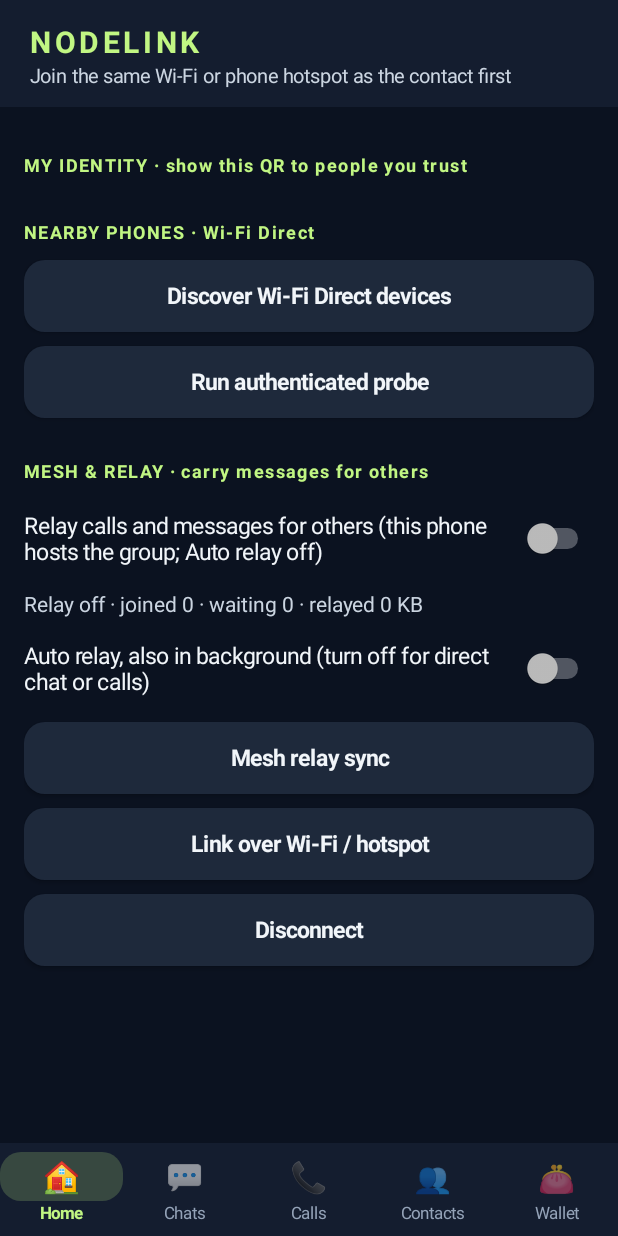
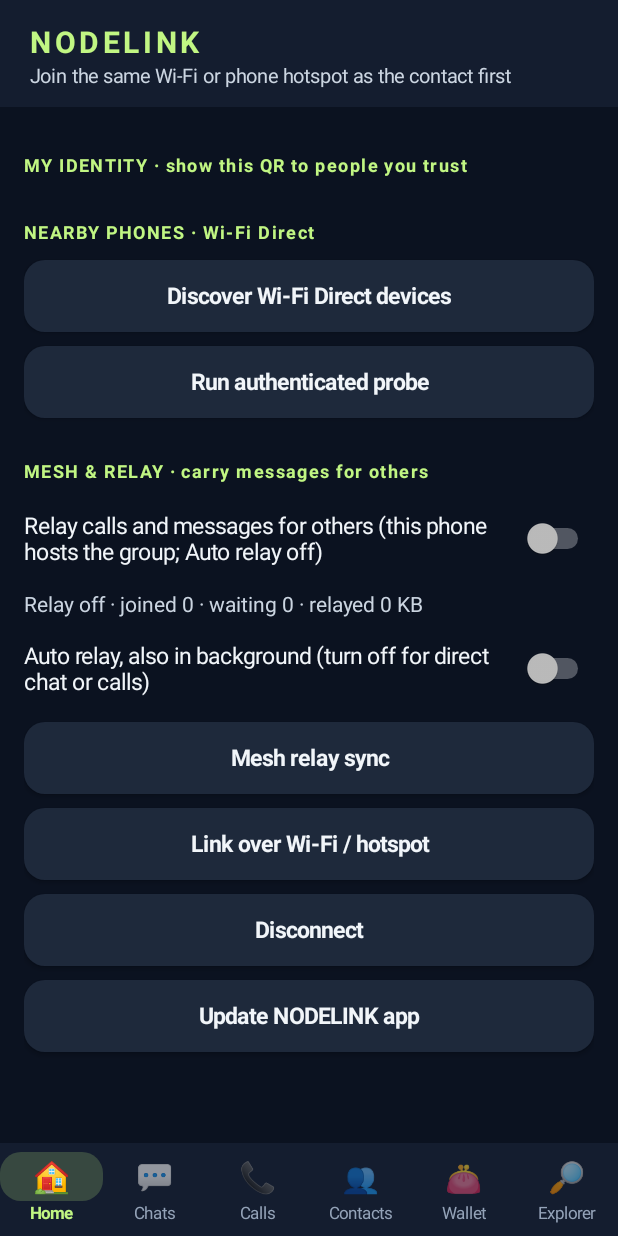
Before and after one commit to NODELINK-LAB/nodelink-android, an Android app: the screen it shows after launch (MainActivity), after a tap on "Link over Wi-Fi / hotspot", on a phone screen of 412 x 824 dp. Run offline under Robolectric (Android 15) with nearby library versions, the phone set to English and light mode, and no system bars; network calls fail; pictures from the network do not load; 15 statements that could not run were skipped.

Commit message:
Explorer tab and in-app update

```diff
--- a/android-app/src/main/java/org/nodelink/MainActivity.kt
+++ b/android-app/src/main/java/org/nodelink/MainActivity.kt
@@ -13,7 +13,7 @@ class MainActivity:Activity(){
  private lateinit var m:WifiP2pManager;private lateinit var ch:WifiP2pManager.Channel
  private lateinit var peers:LinearLayout; private lateinit var status:TextView;private lateinit var pin:EditText
  private lateinit var qr:QrControls;private lateinit var auto:AutoSync
- private var session:Session?=null;private var registered=false;private lateinit var link:Link
+ private lateinit var web:WebScreen;private var session:Session?=null;private var registered=false;private lateinit var link:Link
  private val perm get()=if(Build.VERSION.SDK_INT>=33) Manifest.permission.NEARBY_WIFI_DEVICES else Manifest.permission.ACCESS_FINE_LOCATION
  private fun note(s:String){status.text=s}
  private fun action(ok:String)=object:WifiP2pManager.ActionListener{override fun onSuccess(){note(ok)};override fun onFailure(n:Int){note("Wi-Fi Direct request failed: $n")}}
@@ -30,10 +30,11 @@ class MainActivity:Activity(){
   fun label(s:String)=TextView(this).apply{text=s;box.addView(this)}
   status=TextView(this).apply{text="Not connected"}
   val pages=listOf(home,chatPage,callPage,contactsPage,walletPage);pages.forEach{root.addView(it)};box=home
-  lateinit var nav:NavBar
-  fun show(p:LinearLayout){pages.forEach{it.visibility=if(it===p)android.view.View.VISIBLE else android.view.View.GONE};nav.select(pages.indexOf(p));scroll.scrollTo(0,0);if(p===chatPage)onChat();if(p===callPage)onCall()}
-  nav=NavBar(this,listOf("🏠" to "Home","💬" to "Chats","📞" to "Calls","👥" to "Contacts","👛" to "Wallet")){show(pages[it])}
-  setContentView(LinearLayout(this).apply{orientation=1;setBackgroundColor(Ui.BG);addView(Ui.topBar(this@MainActivity,status));addView(scroll,Ui.lp(-1,0,1f));addView(nav.view)
+  lateinit var nav:NavBar;web=WebScreen(this)
+  fun showWeb(){scroll.visibility=android.view.View.GONE;web.view.visibility=android.view.View.VISIBLE;nav.select(5);web.open()}
+  fun show(p:LinearLayout){scroll.visibility=android.view.View.VISIBLE;web.view.visibility=android.view.View.GONE;pages.forEach{it.visibility=if(it===p)android.view.View.VISIBLE else android.view.View.GONE};nav.select(pages.indexOf(p));scroll.scrollTo(0,0);if(p===chatPage)onChat();if(p===callPage)onCall()}
+  nav=NavBar(this,listOf("🏠" to "Home","💬" to "Chats","📞" to "Calls","👥" to "Contacts","👛" to "Wallet","🔎" to "Explorer")){if(it==5)showWeb() else show(pages[it])}
+  setContentView(LinearLayout(this).apply{orientation=1;setBackgroundColor(Ui.BG);addView(Ui.topBar(this@MainActivity,status));addView(scroll,Ui.lp(-1,0,1f));addView(web.view,Ui.lp(-1,0,1f));addView(nav.view)
    setOnApplyWindowInsetsListener{v,ins->if(Build.VERSION.SDK_INT>=30){val b=ins.getInsets(android.view.WindowInsets.Type.systemBars() or android.view.WindowInsets.Type.ime());v.setPadding(b.left,b.top,b.right,b.bottom)};ins}})
   root.viewTreeObserver.addOnGlobalLayoutListener{Ui.style(root)}   // themes controls as screens add them
   val openCall={show(callPage)}
@@ -84,7 +85,9 @@ class MainActivity:Activity(){
   box=home;btn("Link over Wi-Fi / hotspot"){val d=pin.text.toString().trim().lowercase();when{!LanBeacon.available()->note("Join the same Wi-Fi or phone hotspot as the contact first")
    auto.on->note("Turn off Auto relay first");!d.matches(Regex("[0-9a-f]{64}"))->note("Pick a contact first");else->{link.startLan(d);note("Looking for the contact on this Wi-Fi…")}}}
   btn("Disconnect"){ link.stop();session?.close();session=null;m.removeGroup(ch,action("Group removed"))}
+  box.addView(Button(this).apply{text="Update NODELINK app";setOnClickListener{runCatching{startActivity(Intent(Intent.ACTION_VIEW,android.net.Uri.parse(WebScreen.APK)))}}})
  }
+ @Deprecated("Back handling") override fun onBackPressed(){if(!(::web.isInitialized && web.back()))super.onBackPressed()}
  override fun onStart(){super.onStart();Radio.appVisible=true;Radio.bg?.close();if(!::ch.isInitialized)return;val filter=IntentFilter().apply{addAction(WifiP2pManager.WIFI_P2P_PEERS_CHANGED_ACTION);addAction(WifiP2pManager.WIFI_P2P_CONNECTION_CHANGED_ACTION)};if(Build.VERSION.SDK_INT>=33)registerReceiver(rx,filter,Context.RECEIVER_EXPORTED) else registerReceiver(rx,filter);registered=true;if(::auto.isInitialized && auto.on)auto.start()}
  override fun onStop(){Radio.appVisible=false;if(::auto.isInitialized)auto.stop();if(registered){unregisterReceiver(rx);registered=false};if(!(::link.isInitialized && link.owns(session))){session?.close();session=null};super.onStop()}   // the link stays up so calls can still ring
  @Deprecated("Activity result API") override fun onActivityResult(r:Int,c:Int,d:Intent?){if(!::qr.isInitialized||!qr.result(r,c,d))super.onActivityResult(r,c,d)}
--- a/android-app/src/main/java/org/nodelink/NavBar.kt
+++ b/android-app/src/main/java/org/nodelink/NavBar.kt
@@ -10,7 +10,7 @@ class NavBar(c:Context,items:List<Pair<String,String>>,private val pick:(Int)->U
  private val cells=mutableListOf<Pair<TextView,TextView>>()
  val view=LinearLayout(c).apply{setBackgroundColor(Ui.SURFACE);setPadding(0,Ui.dp(c,6),0,Ui.dp(c,8))}
  init{items.forEachIndexed{i,(icon,label)->
-  val ic=TextView(c).apply{tag=Ui.DONE;text=icon;textSize=20f;gravity=Gravity.CENTER;setPadding(Ui.dp(c,16),Ui.dp(c,3),Ui.dp(c,16),Ui.dp(c,3))}
+  val ic=TextView(c).apply{tag=Ui.DONE;text=icon;textSize=20f;gravity=Gravity.CENTER;setPadding(Ui.dp(c,10),Ui.dp(c,3),Ui.dp(c,10),Ui.dp(c,3))}
   val tx=TextView(c).apply{tag=Ui.DONE;text=label;textSize=11f;gravity=Gravity.CENTER}
   view.addView(LinearLayout(c).apply{orientation=1;gravity=Gravity.CENTER;addView(ic);addView(tx);setOnClickListener{pick(i)}},Ui.lp(0,-2,1f))
   cells.add(ic to tx)};select(0)}
--- /dev/null
+++ b/android-app/src/main/java/org/nodelink/WebScreen.kt
@@ -0,0 +1,19 @@
+package org.nodelink
+
+import android.annotation.SuppressLint
+import android.app.Activity
+import android.content.Intent
+import android.view.View
+import android.webkit.*
+
+// Explorer tab: the NODELINK explorer and console from nodelink.base44.app, shown inside the app.
+// Links to other sites (for example the APK update) open outside the app.
+@SuppressLint("SetJavaScriptEnabled")
+class WebScreen(private val a:Activity){
+ val view=WebView(a).apply{visibility=View.GONE;setBackgroundColor(Ui.BG);settings.javaScriptEnabled=true;settings.domStorageEnabled=true
+  webViewClient=object:WebViewClient(){override fun shouldOverrideUrlLoading(v:WebView,r:WebResourceRequest):Boolean{
+   if(r.url.host==HOST)return false;runCatching{a.startActivity(Intent(Intent.ACTION_VIEW,r.url))};return true}}}
+ fun open(){if(view.url==null)view.loadUrl("https://$HOST/explorer")}
+ fun back():Boolean{if(view.visibility==View.VISIBLE && view.canGoBack()){view.goBack();return true};return false}
+ companion object{const val HOST="nodelink.base44.app";const val APK="https://github.com/NODELINK-LAB/nodelink-android/releases/download/latest/NODELINK.apk"}
+}
```
